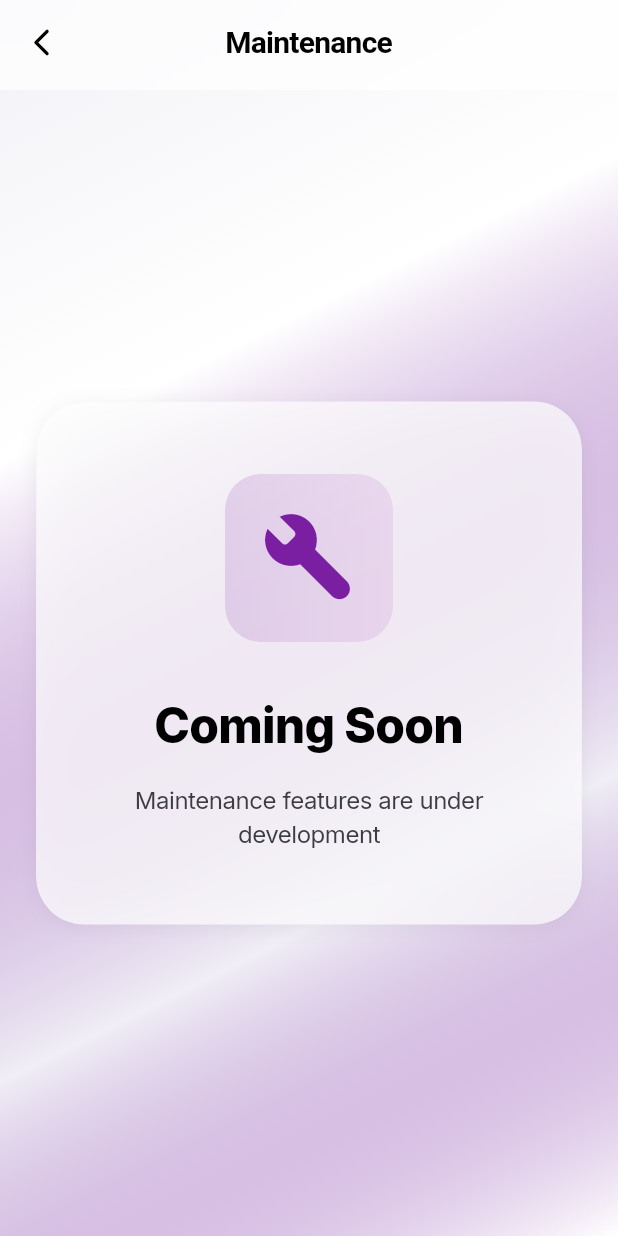
After one commit to raman04-byte/dev, a Flutter app: the FactoryPage screen opened by its route, after a tap on "Maintenance", on a phone screen of 412 x 824 dp. The commit adds this screen. Run offline on Flutter 3.47's test engine with Material 3 defaults, Android fonts, the phone set to English and light mode, and no system bars; our stand-ins replace appwrite, equatable, file_picker, google_fonts, hive, hive_flutter and 5 more; missing offline and left inert: dart:js_interop, syncfusion_flutter_pdf, syncfusion_flutter_pdfviewer, syncfusion_flutter_xlsio; accounts and stored records are empty; statements that could not run were skipped; key blocks and very long unbroken strings in the code were emptied for the run.

Commit message:
feat(factory): add Maintenance page and integrate with Factory page

```diff
--- a/lib/app.dart
+++ b/lib/app.dart
@@ -17,6 +17,7 @@ import 'features/crm/presentation/pages/vendor_excel_export_page.dart';
 import 'features/factory/presentation/pages/daily_production_page.dart';
 import 'features/factory/presentation/pages/factory_page.dart';
 import 'features/factory/presentation/pages/inventory_page.dart';
+import 'features/factory/presentation/pages/maintenance_page.dart';
 import 'features/home/presentation/pages/home_page.dart';
 import 'features/product/presentation/pages/add_product_page.dart';
 import 'features/product/presentation/pages/all_products_page.dart';
@@ -130,6 +131,8 @@ class MyApp extends StatelessWidget {
             );
           case AppRoutes.inventory:
             return MaterialPageRoute(builder: (_) => const InventoryPage());
+          case AppRoutes.maintenance:
+            return MaterialPageRoute(builder: (_) => const MaintenancePage());
           default:
             return MaterialPageRoute(builder: (_) => const HomePage());
         }
--- a/lib/core/routes/app_routes.dart
+++ b/lib/core/routes/app_routes.dart
@@ -24,4 +24,5 @@ class AppRoutes {
   static const String factory = '/factory';
   static const String dailyProduction = '/factory/daily-production';
   static const String inventory = '/factory/inventory';
+  static const String maintenance = '/factory/maintenance';
 }
--- a/lib/features/factory/presentation/pages/factory_page.dart
+++ b/lib/features/factory/presentation/pages/factory_page.dart
@@ -152,6 +152,21 @@ class FactoryPage extends StatelessWidget {
                           Navigator.of(context).pushNamed(AppRoutes.inventory);
                         },
                       ),
+                      _buildActionCard(
+                        context,
+                        icon: Icons.build_rounded,
+                        label: 'Maintenance',
+                        gradient: const LinearGradient(
+                          begin: Alignment.topLeft,
+                          end: Alignment.bottomRight,
+                          colors: [Color(0xFF7B1FA2), Color(0xFF9C27B0)],
+                        ),
+                        onTap: () {
+                          Navigator.of(
+                            context,
+                          ).pushNamed(AppRoutes.maintenance);
+                        },
+                      ),
                     ],
                   ),
                 ),
--- /dev/null
+++ b/lib/features/factory/presentation/pages/maintenance_page.dart
@@ -0,0 +1,113 @@
+import 'dart:ui';
+import 'package:flutter/material.dart';
+
+import '../../../../core/theme/app_colors.dart';
+import '../../../../core/theme/glassmorphism.dart';
+
+class MaintenancePage extends StatelessWidget {
+  const MaintenancePage({super.key});
+
+  @override
+  Widget build(BuildContext context) {
+    return Scaffold(
+      extendBodyBehindAppBar: true,
+      appBar: PreferredSize(
+        preferredSize: const Size.fromHeight(60),
+        child: ClipRRect(
+          child: BackdropFilter(
+            filter: ImageFilter.blur(sigmaX: 15, sigmaY: 15),
+            child: AppBar(
+              backgroundColor: AppColors.white.withOpacity(0.7),
+              elevation: 0,
+              centerTitle: true,
+              leading: IconButton(
+                icon: const Icon(Icons.arrow_back_ios_rounded),
+                color: AppColors.textPrimary,
+                onPressed: () => Navigator.of(context).pop(),
+              ),
+              title: const Text(
+                'Maintenance',
+                style: TextStyle(
+                  color: AppColors.textPrimary,
+                  fontSize: 20,
+                  fontWeight: FontWeight.w700,
+                  letterSpacing: -0.5,
+                ),
+              ),
+            ),
+          ),
+        ),
+      ),
+      body: Container(
+        decoration: BoxDecoration(
+          gradient: LinearGradient(
+            begin: Alignment.topLeft,
+            end: Alignment.bottomRight,
+            colors: [
+              AppColors.systemGray6,
+              AppColors.white,
+              const Color(0xFF7B1FA2).withOpacity(0.02),
+              AppColors.white,
+            ],
+            stops: const [0.0, 0.3, 0.7, 1.0],
+          ),
+        ),
+        child: SafeArea(
+          child: Center(
+            child: Padding(
+              padding: const EdgeInsets.all(24),
+              child: Glassmorphism.card(
+                blur: 15,
+                opacity: 0.7,
+                padding: const EdgeInsets.all(48),
+                borderRadius: BorderRadius.circular(32),
+                child: Column(
+                  mainAxisSize: MainAxisSize.min,
+                  children: [
+                    Container(
+                      padding: const EdgeInsets.all(24),
+                      decoration: BoxDecoration(
+                        gradient: LinearGradient(
+                          colors: [
+                            const Color(0xFF7B1FA2).withOpacity(0.15),
+                            const Color(0xFF9C27B0).withOpacity(0.1),
+                          ],
+                        ),
+                        borderRadius: BorderRadius.circular(24),
+                      ),
+                      child: const Icon(
+                        Icons.build_rounded,
+                        color: Color(0xFF7B1FA2),
+                        size: 64,
+                      ),
+                    ),
+                    const SizedBox(height: 32),
+                    const Text(
+                      'Coming Soon',
+                      style: TextStyle(
+                        fontSize: 32,
+                        fontWeight: FontWeight.w800,
+                        color: AppColors.textPrimary,
+                        letterSpacing: -0.5,
+                      ),
+                    ),
+                    const SizedBox(height: 16),
+                    const Text(
+                      'Maintenance features are under development',
+                      textAlign: TextAlign.center,
+                      style: TextStyle(
+                        fontSize: 16,
+                        color: AppColors.textSecondary,
+                        letterSpacing: -0.3,
+                      ),
+                    ),
+                  ],
+                ),
+              ),
+            ),
+          ),
+        ),
+      ),
+    );
+  }
+}
```
